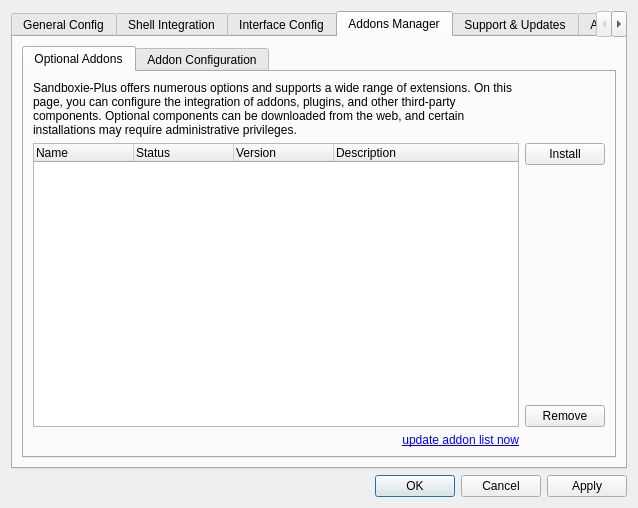
Above: SandboxiePlus/SandMan/Forms/SettingsWindow.ui from sandboxie-plus/Sandboxie before the change. Below: the same form after it.
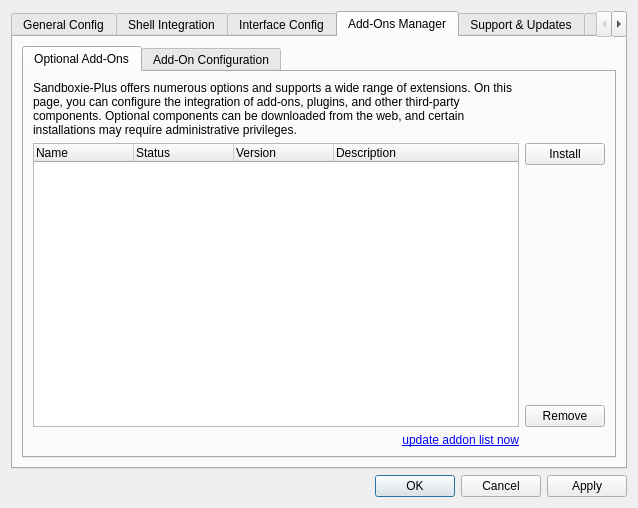
That is the form after the change. The open tabs and pages were chosen to show the change. Icons and pictures are not drawn.

Commit message:
The word addon should be written with a hyphen
https://github.com/sandboxie-plus/Sandboxie/issues/3214

Diff of the .ui file:
```diff
--- a/SandboxiePlus/SandMan/Forms/SettingsWindow.ui
+++ b/SandboxiePlus/SandMan/Forms/SettingsWindow.ui
@@ -1170,7 +1170,7 @@
        </widget>
        <widget class="QWidget" name="tabAddons">
         <attribute name="title">
-         <string>Addons Manager</string>
+         <string>Add-Ons Manager</string>
         </attribute>
         <layout class="QGridLayout" name="gridLayout_34">
          <item row="0" column="0">
@@ -1180,7 +1180,7 @@
            </property>
            <widget class="QWidget" name="tabAddonList">
             <attribute name="title">
-             <string>Optional Addons</string>
+             <string>Optional Add-Ons</string>
             </attribute>
             <layout class="QGridLayout" name="gridLayout_35">
              <item row="0" column="0">
@@ -1188,7 +1188,7 @@
                <item row="0" column="0">
                 <widget class="QLabel" name="label_14">
                  <property name="text">
-                  <string>Sandboxie-Plus offers numerous options and supports a wide range of extensions. On this page, you can configure the integration of addons, plugins, and other third-party components. Optional components can be downloaded from the web, and certain installations may require administrative privileges.</string>
+                  <string>Sandboxie-Plus offers numerous options and supports a wide range of extensions. On this page, you can configure the integration of add-ons, plugins, and other third-party components. Optional components can be downloaded from the web, and certain installations may require administrative privileges.</string>
                  </property>
                  <property name="wordWrap">
                   <bool>true</bool>
@@ -1262,7 +1262,7 @@
            </widget>
            <widget class="QWidget" name="tabAddonConfig">
             <attribute name="title">
-             <string>Addon Configuration</string>
+             <string>Add-On Configuration</string>
             </attribute>
             <layout class="QGridLayout" name="gridLayout_40">
              <item row="0" column="0">
```
Left out of the diff: 2 changed lines with no effect on the pictures. The commit also changes 23 other files.
